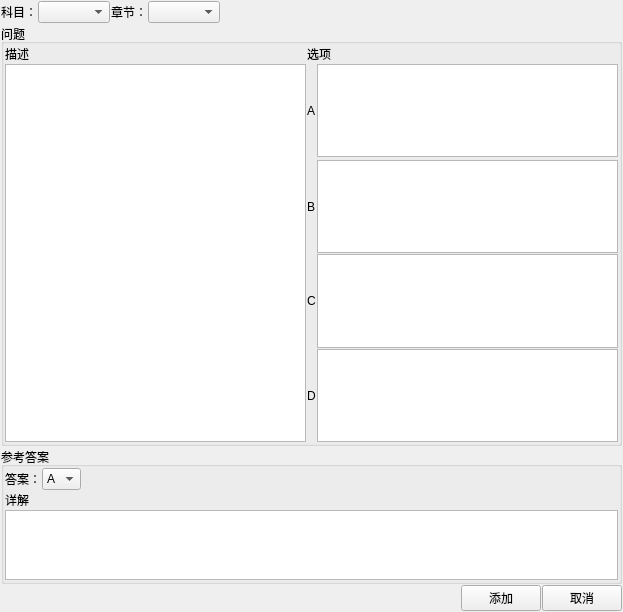
The window that ui/addquestion.ui (JackeyLea/CPS) describes before a commit, drawn with Qt 5.
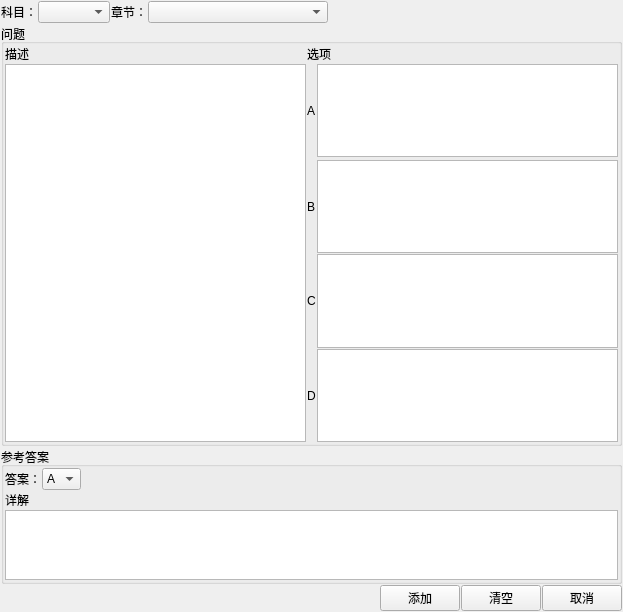
The same window after the commit.

```diff
--- a/ui/addquestion.ui
+++ b/ui/addquestion.ui
@@ -49,7 +49,14 @@
       </widget>
      </item>
      <item>
-      <widget class="QComboBox" name="comboBoxChapter"/>
+      <widget class="QComboBox" name="comboBoxChapter">
+       <property name="minimumSize">
+        <size>
+         <width>180</width>
+         <height>0</height>
+        </size>
+       </property>
+      </widget>
      </item>
      <item>
       <spacer name="spacerHInfo">
@@ -250,6 +257,13 @@
        </property>
       </widget>
      </item>
+     <item>
+      <widget class="QPushButton" name="btnClear">
+       <property name="text">
+        <string>清空</string>
+       </property>
+      </widget>
+     </item>
      <item>
       <widget class="QPushButton" name="btnCancer">
        <property name="text">
```
Left out of the diff: 2 changed lines with no effect on the pictures.
